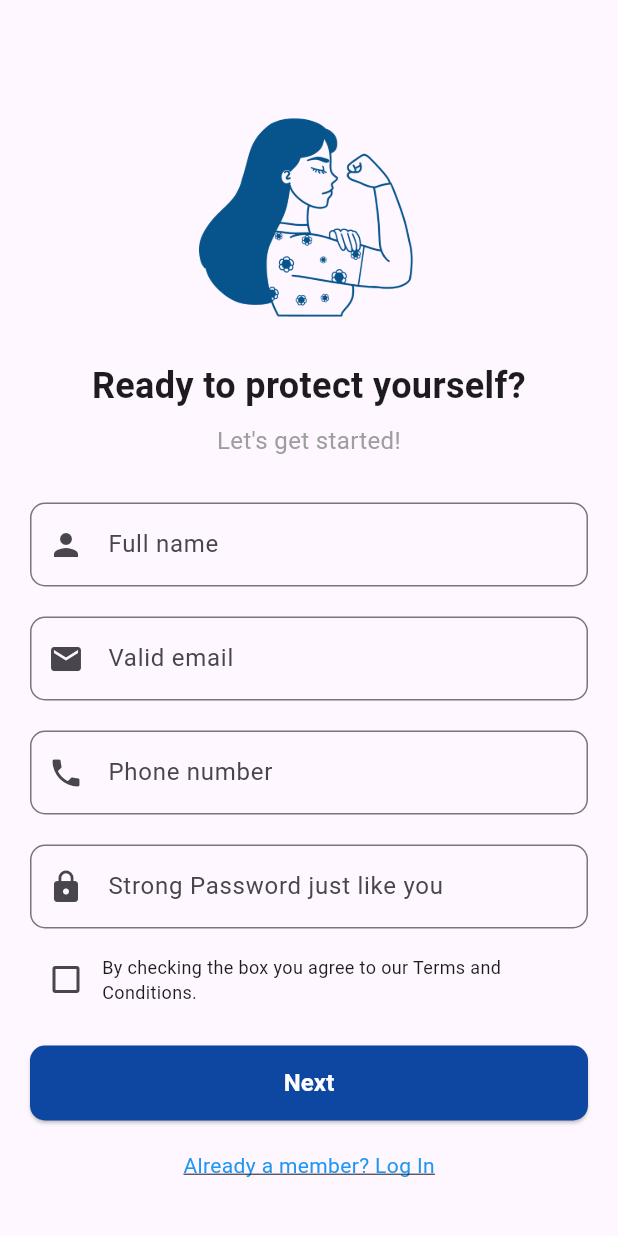
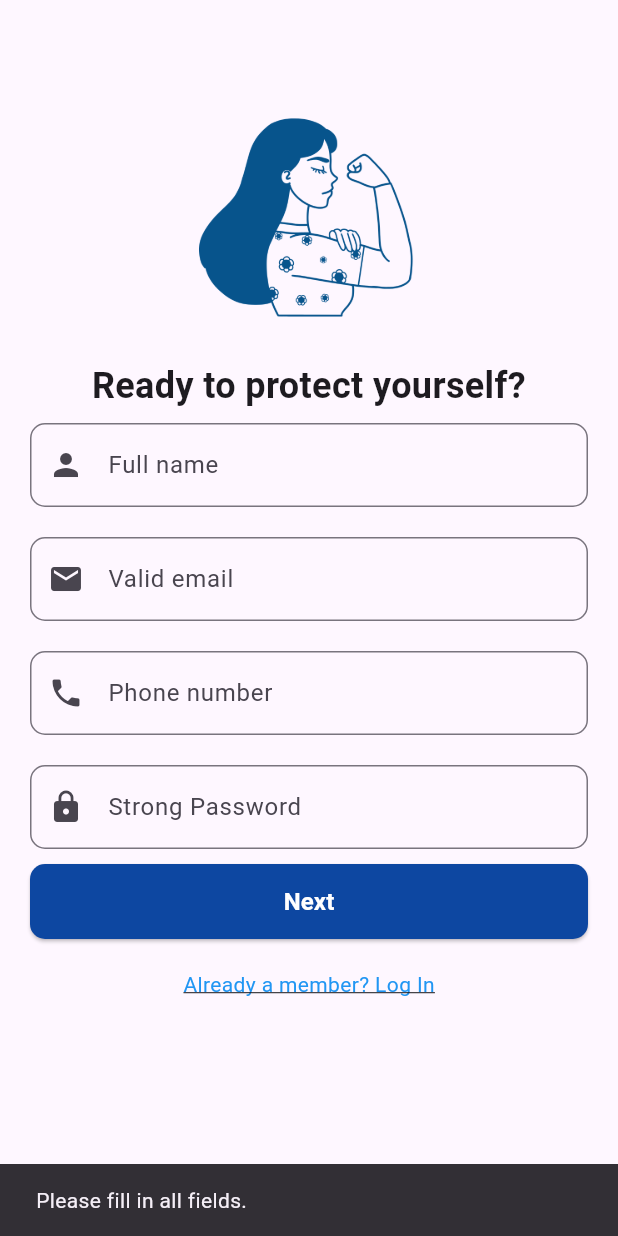
Before and after one commit to shreyachhatwani/Kawach, a Flutter app: the SignUpPage screen opened directly, after a tap on "Next", on a phone screen of 412 x 824 dp. Run offline on Flutter 3.47's test engine with Material 3 defaults, Android fonts, the phone set to English and light mode, and no system bars; our stand-ins replace contacts_service, firebase_auth, firebase_core, firebase_database, flutter_map, flutter_markdown and 11 more; missing offline and left inert: background_sms, flutter_map_heatmap; accounts and stored records are empty; network calls fail.

Commit message:
minor changes

```diff
--- a/lib/Screens/deactivatedSOS.dart
+++ b/lib/Screens/deactivatedSOS.dart
@@ -13,7 +13,7 @@ class DeactivatePage extends StatefulWidget {
 class _DeactivatePageState extends State<DeactivatePage> {
   TextEditingController _pinController = TextEditingController();
   bool _isPinCorrect = false;
-  final List<String> _emergencyNumbers = ['+917972627245', '+918879781985'];
+  final List<String> _emergencyNumbers = ['+918850990106'];
 
   Future<bool> _checkSmsPermission() async {
     final smsPermission = await Permission.sms.status;
--- a/lib/Screens/login.dart
+++ b/lib/Screens/login.dart
@@ -2,6 +2,7 @@ import 'package:firebase_core/firebase_core.dart';
 import 'package:flutter/material.dart';
 import 'package:firebase_auth/firebase_auth.dart';
 import 'bottomNavBar.dart';
+import 'signup.dart';
 
 class LoginPage extends StatefulWidget {
   const LoginPage({Key? key}) : super(key: key);
@@ -189,7 +190,7 @@ class _LoginPageState extends State<LoginPage> {
                     onPressed: () {
                       Navigator.push(
                         context,
-                        MaterialPageRoute(builder: (context) => Bottomnavbar()),
+                        MaterialPageRoute(builder: (context) => SignUpPage()),
                       );
                     },
                     child: const Text(
--- a/lib/Screens/signup.dart
+++ b/lib/Screens/signup.dart
@@ -1,9 +1,96 @@
+import 'package:firebase_auth/firebase_auth.dart';
+import 'package:firebase_database/firebase_database.dart';
 import 'package:flutter/material.dart';
-
+import 'add_contacts.dart';
 import 'login.dart';
 
-class SignUpPage extends StatelessWidget {
+class SignUpPage extends StatefulWidget {
   const SignUpPage({Key? key}) : super(key: key);
+
+  @override
+  _SignUpPageState createState() => _SignUpPageState();
+}
+
+class _SignUpPageState extends State<SignUpPage> {
+  final FirebaseAuth _auth = FirebaseAuth.instance;
+  final DatabaseReference _dbRef = FirebaseDatabase.instance.ref();
+
+  final TextEditingController _nameController = TextEditingController();
+  final TextEditingController _emailController = TextEditingController();
+  final TextEditingController _phoneController = TextEditingController();
+  final TextEditingController _passwordController = TextEditingController();
+
+  bool _isLoading = false;
+
+  Future<void> _signUp() async {
+    if (_nameController.text.trim().isEmpty ||
+        _emailController.text.trim().isEmpty ||
+        _phoneController.text.trim().isEmpty ||
+        _passwordController.text.trim().isEmpty) {
+      ScaffoldMessenger.of(context).showSnackBar(
+        const SnackBar(content: Text('Please fill in all fields.')),
+      );
+      return;
+    }
+
+    setState(() {
+      _isLoading = true;
+    });
+
+    try {
+      UserCredential userCredential = await _auth.createUserWithEmailAndPassword(
+        email: _emailController.text.trim(),
+        password: _passwordController.text.trim(),
+      );
+
+      User? user = userCredential.user;
+      if (user == null) {
+        throw FirebaseAuthException(code: 'user-null', message: 'User creation failed.');
+      }
+
+      await _dbRef.child('users/${user.uid}').set({
+        'name': _nameController.text.trim(),
+        'email': _emailController.text.trim(),
+        'phone': _phoneController.text.trim(),
+      });
+
+      if (!mounted) return;
+
+      setState(() {
+        _isLoading = false;
+      });
+
+      if (!mounted) return; // Prevents navigation if the widget is disposed
+      Navigator.pushReplacement(
+        context,
+        MaterialPageRoute(builder: (context) => LoginPage()),
+      );
+
+    } on FirebaseAuthException catch (e) {
+      String errorMessage = 'Something went wrong. Please try again.';
+      if (e.code == 'email-already-in-use') {
+        errorMessage = 'This email is already registered.';
+      } else if (e.code == 'weak-password') {
+        errorMessage = 'Choose a stronger password.';
+      } else if (e.code == 'invalid-email') {
+        errorMessage = 'Please enter a valid email address.';
+      } else if (e.code == 'user-null') {
+        errorMessage = 'User creation failed. Please try again.';
+      }
+
+      ScaffoldMessenger.of(context).showSnackBar(
+        SnackBar(content: Text(errorMessage)),
+      );
+    } catch (e) {
+      ScaffoldMessenger.of(context).showSnackBar(
+        SnackBar(content: Text('Error: ${e.toString()}')),
+      );
+    } finally {
+      setState(() {
+        _isLoading = false;
+      });
+    }
+  }
 
   @override
   Widget build(BuildContext context) {
@@ -16,118 +103,76 @@ class SignUpPage extends StatelessWidget {
             crossAxisAlignment: CrossAxisAlignment.center,
             children: [
               const SizedBox(height: 50),
-              Image.asset(
-                'assets/signup.png',
-                height: 150,
-              ),
+              Image.asset('assets/signup.png', height: 150),
               const SizedBox(height: 20),
               const Text(
                 'Ready to protect yourself?',
-                style: TextStyle(
-                  fontSize: 24,
-                  fontWeight: FontWeight.bold,
-                ),
+                style: TextStyle(fontSize: 24, fontWeight: FontWeight.bold),
                 textAlign: TextAlign.center,
               ),
               const SizedBox(height: 8),
-              const Text(
-                "Let's get started!",
-                style: TextStyle(
-                  fontSize: 16,
-                  color: Colors.grey,
-                ),
-                textAlign: TextAlign.center,
-              ),
-              const SizedBox(height: 30),
               TextField(
+                controller: _nameController,
                 decoration: InputDecoration(
                   hintText: 'Full name',
                   prefixIcon: const Icon(Icons.person),
-                  border: OutlineInputBorder(
-                    borderRadius: BorderRadius.circular(10),
-                  ),
+                  border: OutlineInputBorder(borderRadius: BorderRadius.circular(10)),
                 ),
               ),
               const SizedBox(height: 20),
               TextField(
+                controller: _emailController,
+                keyboardType: TextInputType.emailAddress,
                 decoration: InputDecoration(
                   hintText: 'Valid email',
                   prefixIcon: const Icon(Icons.email),
-                  border: OutlineInputBorder(
-                    borderRadius: BorderRadius.circular(10),
-                  ),
+                  border: OutlineInputBorder(borderRadius: BorderRadius.circular(10)),
                 ),
               ),
               const SizedBox(height: 20),
               TextField(
+                controller: _phoneController,
+                keyboardType: TextInputType.phone,
                 decoration: InputDecoration(
                   hintText: 'Phone number',
                   prefixIcon: const Icon(Icons.phone),
-                  border: OutlineInputBorder(
-                    borderRadius: BorderRadius.circular(10),
-                  ),
+                  border: OutlineInputBorder(borderRadius: BorderRadius.circular(10)),
                 ),
               ),
               const SizedBox(height: 20),
               TextField(
+                controller: _passwordController,
                 obscureText: true,
                 decoration: InputDecoration(
-                  hintText: 'Strong Password just like you',
+                  hintText: 'Strong Password',
                   prefixIcon: const Icon(Icons.lock),
-                  border: OutlineInputBorder(
-                    borderRadius: BorderRadius.circular(10),
-                  ),
+                  border: OutlineInputBorder(borderRadius: BorderRadius.circular(10)),
                 ),
               ),
               const SizedBox(height: 10),
-              Row(
-                children: [
-                  Checkbox(
-                    value: false,
-                    onChanged: (value) {},
-                  ),
-                  const Expanded(
-                    child: Text(
-                      'By checking the box you agree to our Terms and Conditions.',
-                      style: TextStyle(fontSize: 12),
-                    ),
-                  ),
-                ],
-              ),
-              const SizedBox(height: 20),
-              ElevatedButton(
-                onPressed: () {},
+              _isLoading
+                  ? const CircularProgressIndicator()
+                  : ElevatedButton(
+                onPressed: _signUp,
                 style: ElevatedButton.styleFrom(
                   minimumSize: const Size(double.infinity, 50),
                   backgroundColor: Colors.blue.shade900,
-                  shape: RoundedRectangleBorder(
-                    borderRadius: BorderRadius.circular(10),
-                  ),
+                  shape: RoundedRectangleBorder(borderRadius: BorderRadius.circular(10)),
                 ),
                 child: const Text(
                   'Next',
-                  style: TextStyle(
-                    color: Colors.white,
-                    fontSize: 16,
-                    fontWeight: FontWeight.bold,
-                  ),
+                  style: TextStyle(color: Colors.white, fontSize: 16, fontWeight: FontWeight.bold),
                 ),
-
               ),
               const SizedBox(height: 20),
               GestureDetector(
-                onTap: () {
-                  Navigator.push(
-                    context,
-                    MaterialPageRoute(builder: (context) => LoginPage()),
-                  );
-                },
+                onTap: () => Navigator.push(
+                  context,
+                  MaterialPageRoute(builder: (context) => const LoginPage()),
+                ),
                 child: const Text(
                   'Already a member? Log In',
-                  style: TextStyle(
-                    color: Colors.blue,
-                    decoration: TextDecoration.underline,
-                  ),
+                  style: TextStyle(color: Colors.blue, decoration: TextDecoration.underline),
                 ),
               ),
             ],
--- a/lib/Screens/splash.dart
+++ b/lib/Screens/splash.dart
@@ -33,7 +33,7 @@ class _SplashScreenPageState extends State<SplashScreenPage> {
         child: Column(
           mainAxisAlignment: MainAxisAlignment.center,
           children: <Widget>[
-            Image.asset('assets/splash.png', width: 400, height: 400), // Replace with your image
+            Image.asset('assets/splash-sakhi.png', width: 400, height: 400), // Replace with your image
             SizedBox(height: 20),
           ],
         ),
--- a/pubspec.yaml
+++ b/pubspec.yaml
@@ -54,6 +54,7 @@ dependencies:
   speech_to_text: ^7.0.0
   share_plus: ^7.0.1
   flutter_map_heatmap: ^0.0.8
+  contacts_service: ^0.6.3
 
 
 
@@ -83,7 +84,7 @@ flutter:
 
   # To add assets to your application, add an assets section, like this:
   assets:
-    - assets/splash.png
+    - assets/splash-sakhi.png
     - assets/login.png
     - assets/signup.png
     - assets/sos.png
```
Also changed, not shown: lib/Screens/add_contacts.dart (added, +159 -0 lines), lib/Screens/bottomNavBar.dart (+15 -54 lines), lib/Screens/homePage.dart (+110 -64 lines), assets/splash-sakhi.png (added), pubspec.lock, 1 other file.
